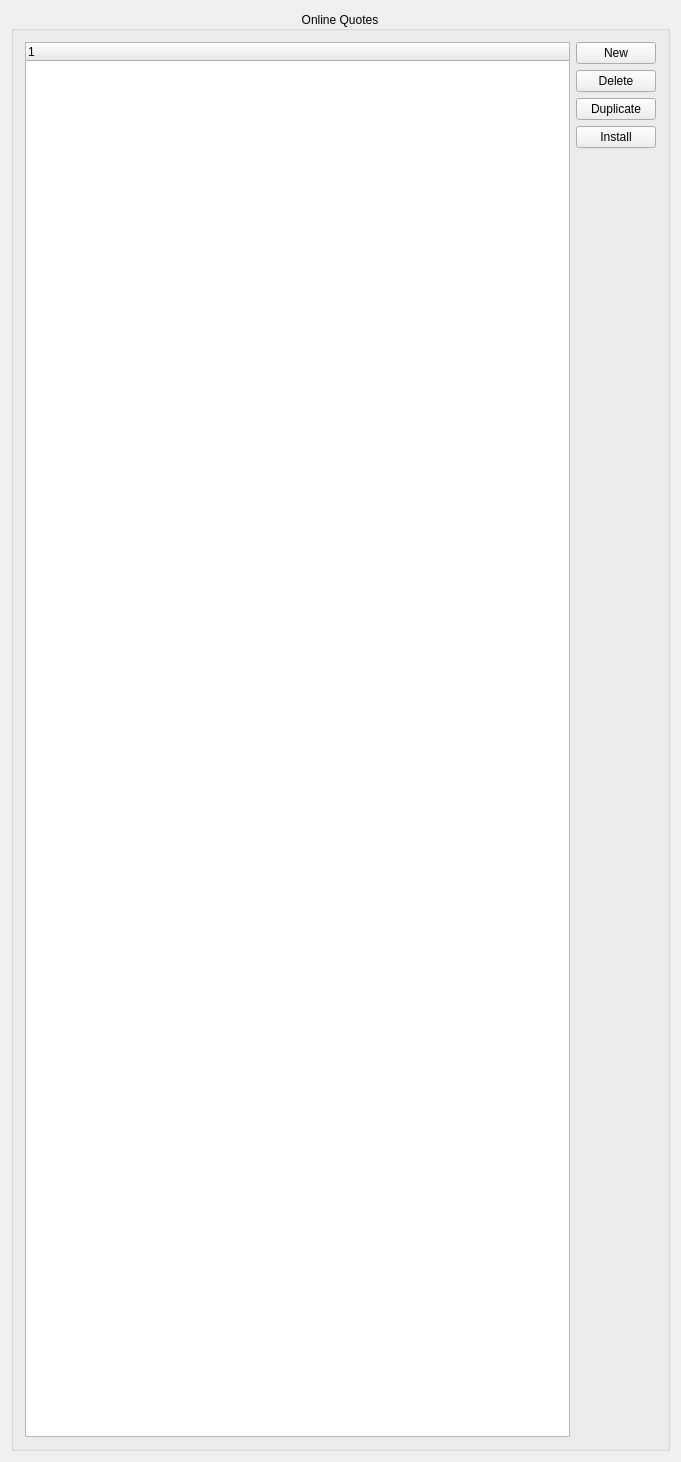
Qt form src/alkonlinequotes.ui (KDE/alkimia) before a commit.
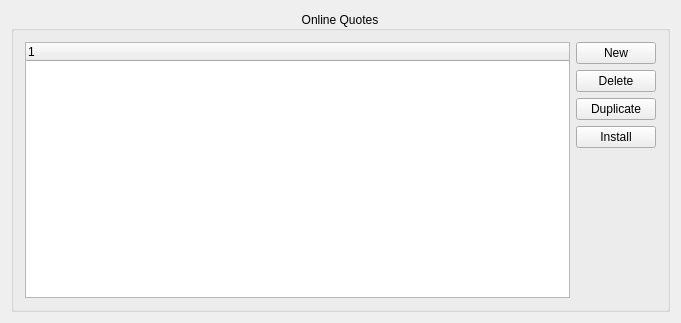
The same form after that commit. Icons and pictures are not drawn. Custom widgets are drawn as their Qt base class.

Commit message:
Keep new quote source button enabled
The new quote source button is kept enabled in case the widget is not in
read-only mode. If pressed and an item with name "New Quote Source"
already exists, it is selected and made visible in the combo box.

For Qt5 and above an additional message is displayed, that the item
already exists.

FEATURE: 479773
FIXED-IN: 8.1.73

```diff
--- a/src/alkonlinequotes.ui
+++ b/src/alkonlinequotes.ui
@@ -7,7 +7,7 @@
     <x>0</x>
     <y>0</y>
     <width>681</width>
-    <height>1462</height>
+    <height>323</height>
    </rect>
   </property>
   <property name="minimumSize">
@@ -34,7 +34,7 @@
      <property name="alignment">
       <set>Qt::AlignCenter</set>
      </property>
-     <layout class="QHBoxLayout" name="horizontalLayout_8">
+     <layout class="QVBoxLayout" name="groupBoxLayout">
       <item>
        <layout class="QHBoxLayout" name="horizontalLayout">
         <item>
```
The commit also changes 1 other file.
